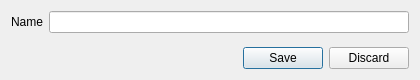
The window that dialogs/recorddetailsdialog.ui (caxapyk/pa-decision) describes before a commit, drawn with Qt 5.
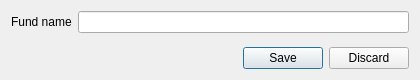
The same window after the commit. Icons and pictures are not drawn.

```diff
--- a/dialogs/recorddetailsdialog.ui
+++ b/dialogs/recorddetailsdialog.ui
@@ -33,7 +33,7 @@
    <item row="0" column="0">
     <widget class="QLabel" name="label">
      <property name="text">
-      <string>Name</string>
+      <string>Fund name</string>
      </property>
     </widget>
    </item>
```
Left out of the diff: 37 changed lines with no effect on the pictures.
